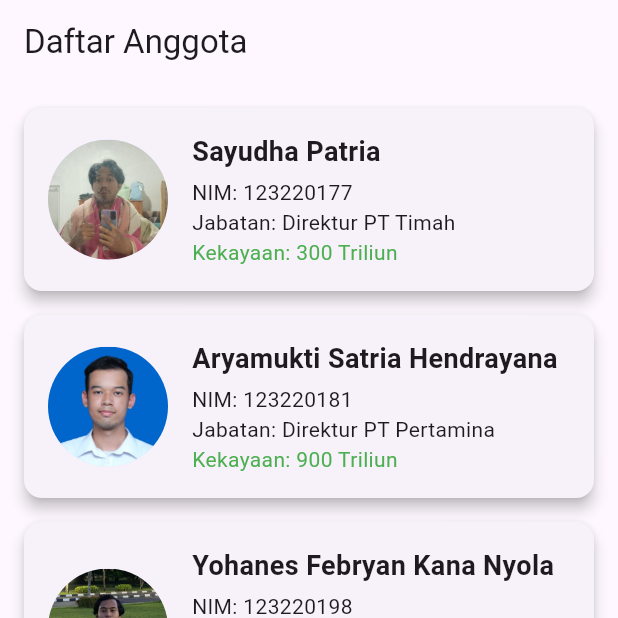
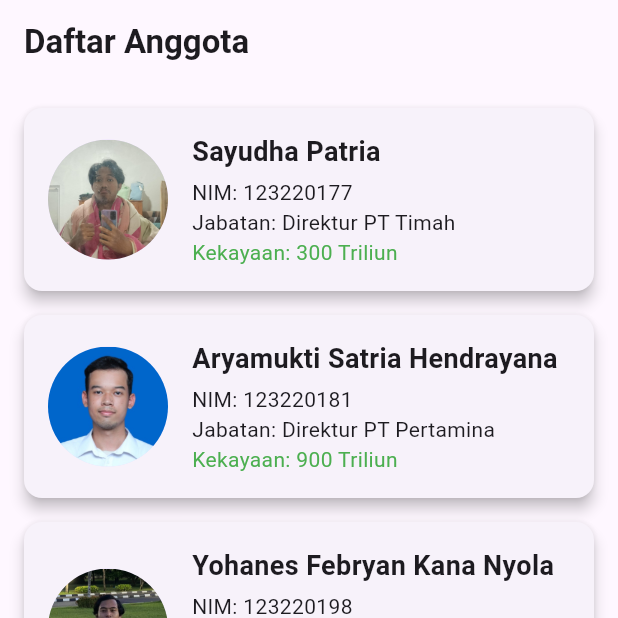
Before and after one commit to ryankananyola/Tugas3_TPM, a Flutter app: the HomePage screen opened directly, item 2 of the bottom bar chosen, on a phone screen of 412 x 824 dp, the top half of it. Run offline on Flutter 3.47's test engine with Material 3 defaults, Android fonts, the phone set to English and light mode, and no system bars; our stand-ins replace flutter_map, geolocator, latlong2, shared_preferences; accounts and stored records are empty.

Commit message:
update member

```diff
--- a/tugas3tpm_klp/lib/pages/home_page.dart
+++ b/tugas3tpm_klp/lib/pages/home_page.dart
@@ -15,7 +15,7 @@ class HomePage extends StatefulWidget {
 }
 
 class _HomePageState extends State<HomePage> {
-  String _greetingMessage = "";
+  String _greetingMessage = "Selamat datang di Aplikasi!";
   int _selectedIndex = 0;
 
   @override
@@ -35,25 +35,17 @@ class _HomePageState extends State<HomePage> {
     });
   }
 
-  final List<Widget> _pages = [
-    HomeContent(),
-    MemberPage(),
-    HelpPage(),
-  ];
-
-  void _onItemTapped(int index) {
-    setState(() {
-      _selectedIndex = index;
-    });
-  }
-
   @override
   Widget build(BuildContext context) {
     return Scaffold(
       backgroundColor: Colors.white,
       body: IndexedStack(
         index: _selectedIndex,
-        children: _pages,
+        children: [
+          HomeContent(greetingMessage: _greetingMessage),
+          MemberPage(),
+          HelpPage(),
+        ],
       ),
       bottomNavigationBar: BottomNavigationBar(
         items: const [
@@ -62,13 +54,21 @@ class _HomePageState extends State<HomePage> {
           BottomNavigationBarItem(icon: Icon(Icons.help), label: 'Bantuan'),
         ],
         currentIndex: _selectedIndex,
-        onTap: _onItemTapped,
+        onTap: (index) {
+          setState(() {
+            _selectedIndex = index;
+          });
+        },
       ),
     );
   }
 }
 
 class HomeContent extends StatelessWidget {
+  final String greetingMessage;
+
+  const HomeContent({super.key, required this.greetingMessage});
+
   @override
   Widget build(BuildContext context) {
     return Padding(
@@ -77,7 +77,7 @@ class HomeContent extends StatelessWidget {
         crossAxisAlignment: CrossAxisAlignment.start,
         children: [
           Text(
-            "Selamat datang di Aplikasi!",
+            greetingMessage,
             style: const TextStyle(fontSize: 22, fontWeight: FontWeight.bold),
           ),
           const SizedBox(height: 16),
--- a/tugas3tpm_klp/lib/pages/member_page.dart
+++ b/tugas3tpm_klp/lib/pages/member_page.dart
@@ -6,7 +6,14 @@ class MemberPage extends StatelessWidget {
   @override
   Widget build(BuildContext context) {
     return Scaffold(
-      appBar: AppBar(title: const Text('Daftar Anggota')),
+      appBar: AppBar(
+        title: const Text(
+          'Daftar Anggota',
+          style: TextStyle(
+            fontWeight: FontWeight.bold
+          ),
+        )
+      ),
       body: Padding(
         padding: const EdgeInsets.all(16.0),
         child: Column(
@@ -48,7 +55,9 @@ class MemberPage extends StatelessWidget {
     return Card(
       margin: const EdgeInsets.only(bottom: 16.0),
       elevation: 4,
-      shape: RoundedRectangleBorder(borderRadius: BorderRadius.circular(12)),
+      shape: RoundedRectangleBorder(
+        borderRadius: BorderRadius.circular(12)
+      ),
       child: Padding(
         padding: const EdgeInsets.all(16.0),
         child: Row(
@@ -71,11 +80,22 @@ class MemberPage extends StatelessWidget {
                     ),
                   ),
                   const SizedBox(height: 4),
-                  Text('NIM: $nim', style: const TextStyle(fontSize: 14)),
-                  Text('Jabatan: $position', style: const TextStyle(fontSize: 14)),
+                  Text(
+                    'NIM: $nim',
+                    style: const TextStyle(
+                      fontSize: 14
+                    )
+                  ),
+                  Text('Jabatan: $position',
+                    style: const TextStyle(
+                      fontSize: 14
+                    )
+                  ),
                   Text(
                     'Kekayaan: $wealth',
-                    style: const TextStyle(fontSize: 14, color: Colors.green),
+                    style: const TextStyle(
+                      fontSize: 14, color: Colors.green
+                    ),
                   ),
                 ],
               ),
```
Also changed, not shown: 1 other file.
